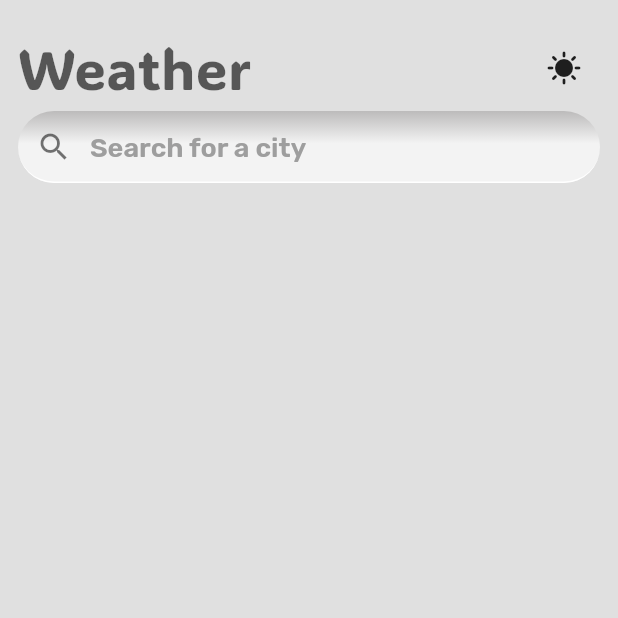
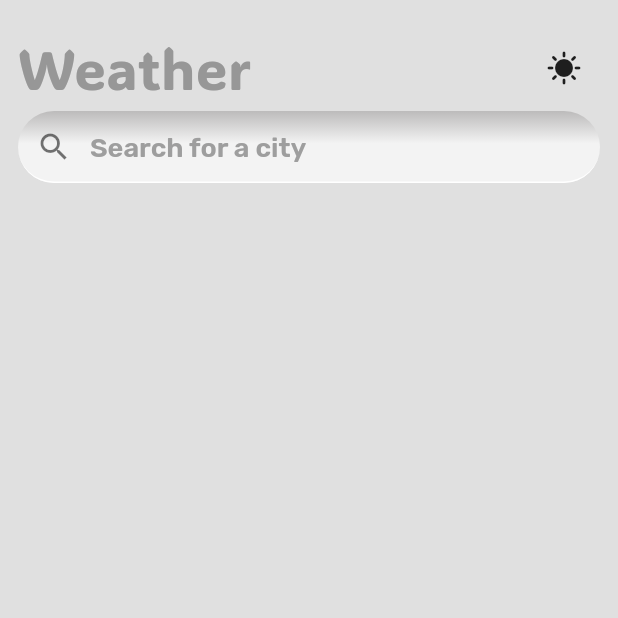
Before and after one commit to flutter-team5/weather_app, a Flutter app: the screen it shows after launch, on a phone screen of 412 x 824 dp, the top half of it. Run offline on Flutter 3.47's test engine with Material 2 defaults, Android fonts, the phone set to English and light mode, and no system bars; our stand-ins replace bloc, equatable, flutter_bloc, flutter_staggered_animations, lottie, shimmer and 1 more; accounts and stored records are empty.

Commit message:
Edit theme

```diff
--- a/lib/app_theme/app_theme.dart
+++ b/lib/app_theme/app_theme.dart
@@ -1,6 +1,6 @@
 import 'package:flutter/material.dart';
 
-enum AppTheme{
+enum AppTheme {
   // ignore: constant_identifier_names
   LightTheme,
   // ignore: constant_identifier_names
@@ -9,12 +9,30 @@ enum AppTheme{
 
 final appThemeData = {
   AppTheme.LightTheme: ThemeData(
+    scaffoldBackgroundColor: const Color.fromARGB(255, 224, 224, 224),
     brightness: Brightness.light,
     primaryColor: const Color.fromARGB(255, 224, 224, 224),
+    // textTheme: const TextTheme(
+    //   bodyLarge: TextStyle(color: Colors.black),
+    //   bodyMedium: TextStyle(
+    //     color: Colors.black,
+    //   ),
+    //   bodySmall: TextStyle(color: Colors.black),
+    // ),
   ),
-
   AppTheme.DarkTheme: ThemeData(
+    scaffoldBackgroundColor: const Color.fromARGB(255, 66, 66, 66),
     brightness: Brightness.dark,
     primaryColor: const Color.fromARGB(255, 66, 66, 66),
-  )
+    // textTheme: const TextTheme(
+    //   bodyLarge: TextStyle(color: Color.fromARGB(255, 224, 224, 224)),
+    //   bodyMedium: TextStyle(
+    //     color: Color.fromARGB(255, 224, 224, 224),
+    //   ),
+      // bodySmall: TextStyle(color: Color.fromARGB(255, 224, 224, 224)),
+      // displayLarge: TextStyle(color: Color.fromARGB(255, 224, 224, 224)),
+      // displayMedium: TextStyle(color: Color.fromARGB(255, 224, 224, 224)),
+      // displaySmall: TextStyle(color: Color.fromARGB(255, 224, 224, 224)),
+
+  ),
 };
--- a/lib/screens/home_screen.dart
+++ b/lib/screens/home_screen.dart
@@ -9,6 +9,8 @@ import 'package:weather_app/widgets/home_screen/failed_state_msg.dart';
 import 'package:weather_app/widgets/home_screen/search_filed.dart';
 import 'package:weather_app/widgets/home_screen/weather_listview.dart';
 
+bool chosenTheme = true;
+
 class HomeScreen extends StatelessWidget {
   const HomeScreen({
     super.key,
@@ -19,10 +21,9 @@ class HomeScreen extends StatelessWidget {
     context.read<WeatherBloc>().add(GetWeathersEvent());
     final lightTheme = AppTheme.values[0];
     final darkTheme = AppTheme.values[1];
-    bool chosenTheme = true;
+
     return Scaffold(
-      backgroundColor: const Color.fromARGB(255, 224, 224, 224),
-      // backgroundColor: Colors.white,
+      // backgroundColor: const Color.fromARGB(255, 224, 224, 224),
       body: SafeArea(
         child: Padding(
           padding: const EdgeInsets.all(12.0),
@@ -38,7 +39,7 @@ class HomeScreen extends StatelessWidget {
                     style: TextStyle(
                       fontSize: 38,
                       fontFamily: 'ADLaMDisplay-Regular',
-                      color: Color.fromARGB(157, 0, 0, 0),
+                      color: Color.fromARGB(255, 151, 151, 151),
                     ),
                   ),
                   IconButton(
--- a/lib/widgets/home_screen/weather_listview.dart
+++ b/lib/widgets/home_screen/weather_listview.dart
@@ -27,8 +27,8 @@ class WeathersListView extends StatelessWidget {
                 child: FadeInAnimation(
                   child: OpenContainer(
                     closedElevation: 0,
-                    openColor: const Color.fromARGB(75, 255, 255, 255),
-                    closedColor: const Color.fromARGB(255, 224, 224, 224),
+                    openColor: Colors.transparent,
+                    closedColor: Colors.transparent,
                     transitionType: ContainerTransitionType.fade,
                     transitionDuration: const Duration(seconds: 1),
                     openBuilder: (context, _) => WeatherCityScrren(
--- a/lib/widgets/weather_city_screen/custom_continer_widgets.dart
+++ b/lib/widgets/weather_city_screen/custom_continer_widgets.dart
@@ -1,4 +1,5 @@
 import 'package:flutter/material.dart';
+
 
 class CustomClipPath extends CustomClipper<Path> {
   @override
```
Also changed, not shown: lib/screens/weather_city_screen.dart (+13 -6 lines).
